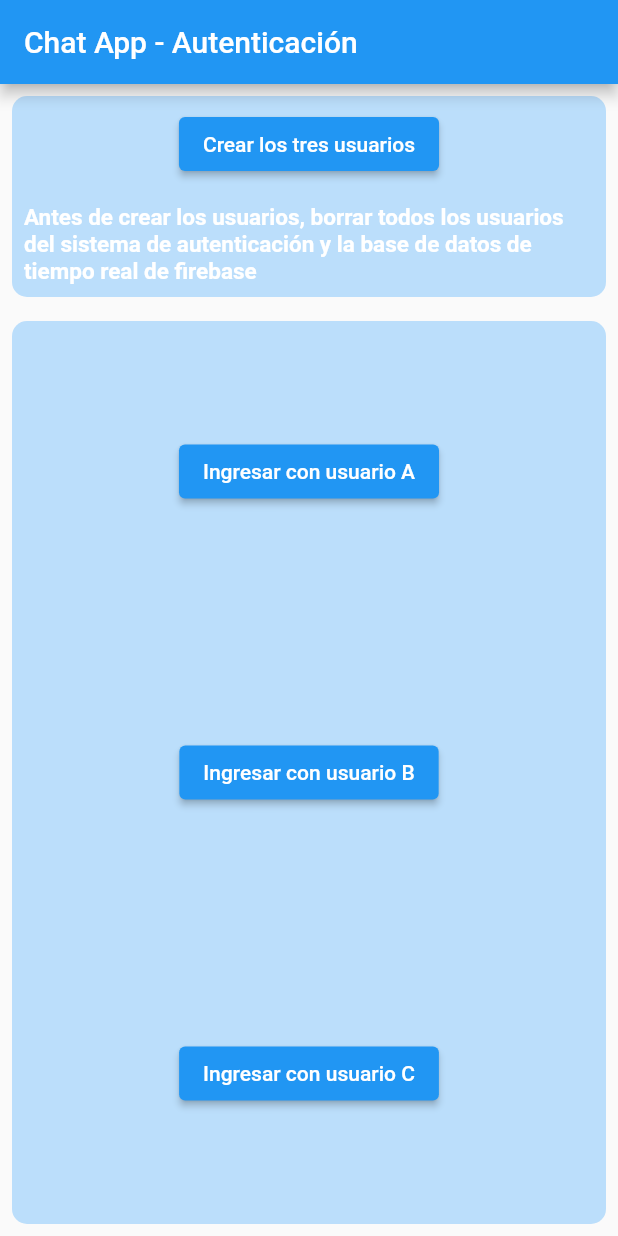
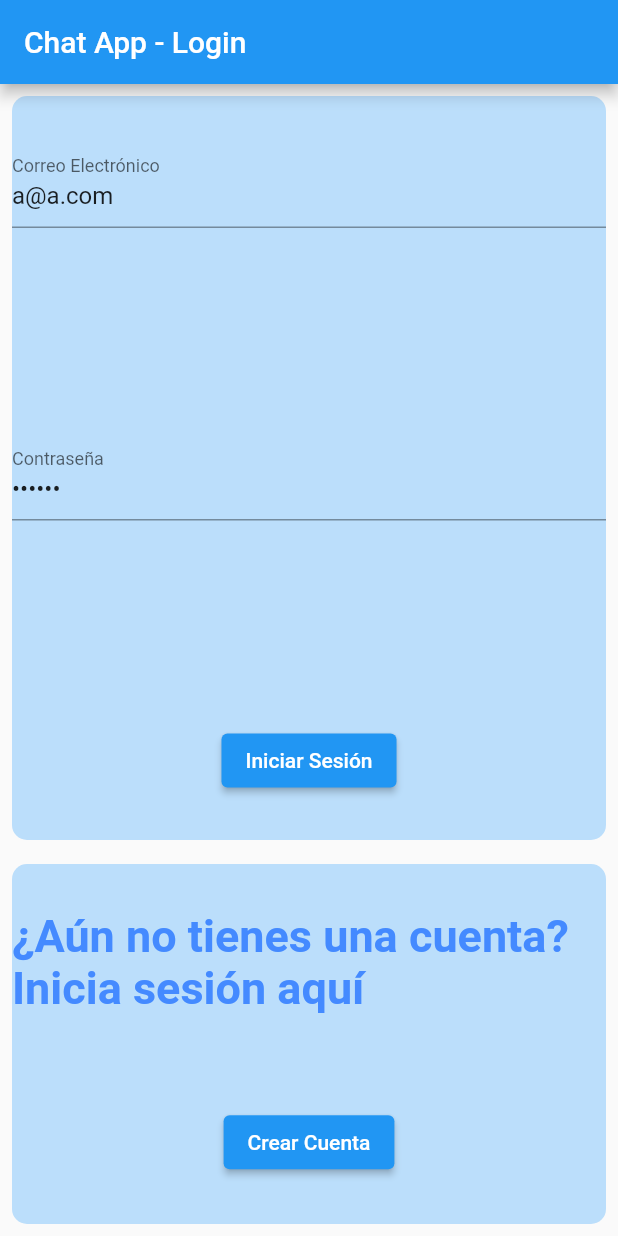
Before and after one commit to AnwiiD/ProyectoFinalMovil, a Flutter app: the screen it shows after launch, on a phone screen of 412 x 824 dp. Run offline on Flutter 3.47's test engine with Material 2 defaults, Android fonts, the phone set to English and light mode, and no system bars; our stand-ins replace firebase_auth, firebase_core, firebase_database, geolocator, get, loggy; accounts and stored records are empty.

Commit message:
ui started (login, chat, groups)

```diff
--- /dev/null
+++ b/lib/data/model/user_location.dart
@@ -0,0 +1,18 @@
+import 'package:geolocator/geolocator.dart';
+
+class UserLocation {
+  final double latitude;
+  final double longitude;
+
+  UserLocation({required this.latitude, required this.longitude});
+
+  static UserLocation fromPosition(Position position) {
+    return UserLocation(
+        latitude: position.latitude, longitude: position.longitude);
+  }
+
+  @override
+  String toString() {
+    return '$latitude - $longitude';
+  }
+}
--- a/lib/ui/my_app.dart
+++ b/lib/ui/my_app.dart
@@ -1,3 +1,5 @@
+import 'package:f_chat_template/domain/use_case/locator_service.dart';
+import 'package:f_chat_template/ui/controllers/location_controller.dart';
 import 'package:flutter/material.dart';
 import 'package:get/get.dart';
 import 'controllers/authentication_controller.dart';
@@ -13,10 +15,12 @@ class MyApp extends StatelessWidget {
     Get.put(ChatController());
     Get.put(AuthenticationController());
     Get.put(UserController());
+    Get.put(LocatorService());
+    Get.put(LocationController());
 
     return GetMaterialApp(
         debugShowCheckedModeBanner: false,
-        title: 'Firebase demo',
+        title: 'Chat App',
         theme: ThemeData(
           primarySwatch: Colors.blue,
         ),
--- a/lib/ui/pages/authentication_page.dart
+++ b/lib/ui/pages/authentication_page.dart
@@ -1,3 +1,4 @@
+import 'package:f_chat_template/ui/pages/sign_up_page.dart';
 import 'package:flutter/material.dart';
 import 'package:get/get.dart';
 
@@ -10,56 +11,35 @@ class AuthenticationPage extends StatelessWidget {
   AuthenticationPage({Key? key}) : super(key: key);
   final AuthenticationController authenticationController = Get.find();
 
-  void signIn() async {
-    // aquí creamos los tres usuarios
-    await authenticationController.signup('a@a.com', '123456');
-    await authenticationController.signup('b@b.com', '123456');
-    await authenticationController.signup('c@c.com', '123456');
-  }
-
-  void login(String user) {
-    // método usado para login
-    authenticationController.login(user, '123456');
+  void login(String user, String password) {
+    try {
+      authenticationController.login(user, password);
+    } catch (error) {
+      switch (error) {
+        case 'User not found':
+          break;
+        case 'Wrong password':
+          break;
+      }
+    }
   }
 
   @override
   Widget build(BuildContext context) {
+    final TextEditingController emailController =
+        TextEditingController(text: 'a@a.com');
+    final TextEditingController passwordController =
+        TextEditingController(text: '123456');
     return Scaffold(
-      appBar: AppBar(title: const Text("Chat App - Autenticación")),
-      body: SafeArea(
+      appBar: AppBar(title: const Text("Chat App - Login")),
+      body:
+      SafeArea(
         child: Center(
           child: Column(
               mainAxisAlignment: MainAxisAlignment.spaceAround,
               children: [
-                Padding(
-                  padding: const EdgeInsets.all(8.0),
-                  child: Container(
-                    decoration: BoxDecoration(
-                        color: Colors.blue.shade100,
-                        borderRadius:
-                            const BorderRadius.all(Radius.circular(10))),
-                    child: Column(children: [
-                      Padding(
-                        padding: const EdgeInsets.all(8.0),
-                        child: ElevatedButton(
-                          onPressed: signIn,
-                          child: const Text("Crear los tres usuarios"),
-                        ),
-                      ),
-                      const Padding(
-                        padding: EdgeInsets.all(8.0),
-                        child: Text(
-                          'Antes de crear los usuarios, borrar todos los usuarios del sistema de autenticación y la base de datos de tiempo real de firebase',
-                          style: TextStyle(
-                              color: Colors.white,
-                              fontWeight: FontWeight.bold,
-                              fontSize: 15),
-                        ),
-                      )
-                    ]),
-                  ),
-                ),
                 Expanded(
+                  flex: 2,
                   child: Padding(
                     padding: const EdgeInsets.all(8.0),
                     child: Container(
@@ -71,19 +51,59 @@ class AuthenticationPage extends StatelessWidget {
                       child: Column(
                           mainAxisAlignment: MainAxisAlignment.spaceAround,
                           children: [
+                            TextField(
+                              controller: emailController,
+                              keyboardType: TextInputType.emailAddress,
+                              decoration: const InputDecoration(
+                                  labelText: 'Correo Electrónico'),
+                            ),
+                            const SizedBox(height: 20),
+                            TextField(
+                              controller: passwordController,
+                              keyboardType: TextInputType.number,
+                              obscureText: true,
+                              decoration: const InputDecoration(
+                                  labelText: 'Contraseña'),
+                            ),
+                            const SizedBox(height: 20),
                             ElevatedButton(
-                                onPressed: () => login('a@a.com'),
-                                child: const Text("Ingresar con usuario A")),
-                            ElevatedButton(
-                                onPressed: () => login('b@b.com'),
-                                child: const Text("Ingresar con usuario B")),
-                            ElevatedButton(
-                                onPressed: () => login('c@c.com'),
-                                child: const Text("Ingresar con usuario C")),
+                              onPressed: () {
+                                login(emailController.text,
+                                    passwordController.text);
+                              },
+                              child: const Text('Iniciar Sesión'),
+                            ),
                           ]),
                     ),
                   ),
                 ),
+                Expanded(
+                    child: Padding(
+                        padding: const EdgeInsets.all(8.0),
+                        child: Container(
+                            width: double.infinity,
+                            decoration: BoxDecoration(
+                                color: Colors.blue.shade100,
+                                borderRadius: const BorderRadius.all(
+                                    Radius.circular(10))),
+                            child: Column(
+                              mainAxisAlignment: MainAxisAlignment.spaceAround,
+                              children: [
+                                const Text(
+                                  '¿Aún no tienes una cuenta? Inicia sesión aquí',
+                                  style: TextStyle(
+                                      color: Colors.blueAccent,
+                                      fontWeight: FontWeight.bold,
+                                      fontSize: 30),
+                                ),
+                                ElevatedButton(
+                                  onPressed: () {
+                                    Get.to(SignUpPage());
+                                  },
+                                  child: const Text('Crear Cuenta'),
+                                ),
+                              ],
+                            ))))
               ]),
         ),
       ),
--- a/pubspec.yaml
+++ b/pubspec.yaml
@@ -42,6 +42,7 @@ dependencies:
   # The following adds the Cupertino Icons font to your application.
   # Use with the CupertinoIcons class for iOS style icons.
   cupertino_icons: ^1.0.2
+  geolocator: ^10.1.0
 
 dev_dependencies:
   flutter_test:
```
Also changed, not shown: lib/domain/use_case/locator_service.dart (added, +97 -0 lines), lib/ui/controllers/group_controller.dart (added, +79 -0 lines), lib/ui/controllers/location_controller.dart (added, +63 -0 lines), lib/ui/pages/chat_page.dart (+4 -3 lines), lib/ui/pages/sign_up_page.dart (added, +77 -0 lines), lib/ui/pages/user_list_page.dart (+44 -20 lines), pubspec.lock, 2 other files.
